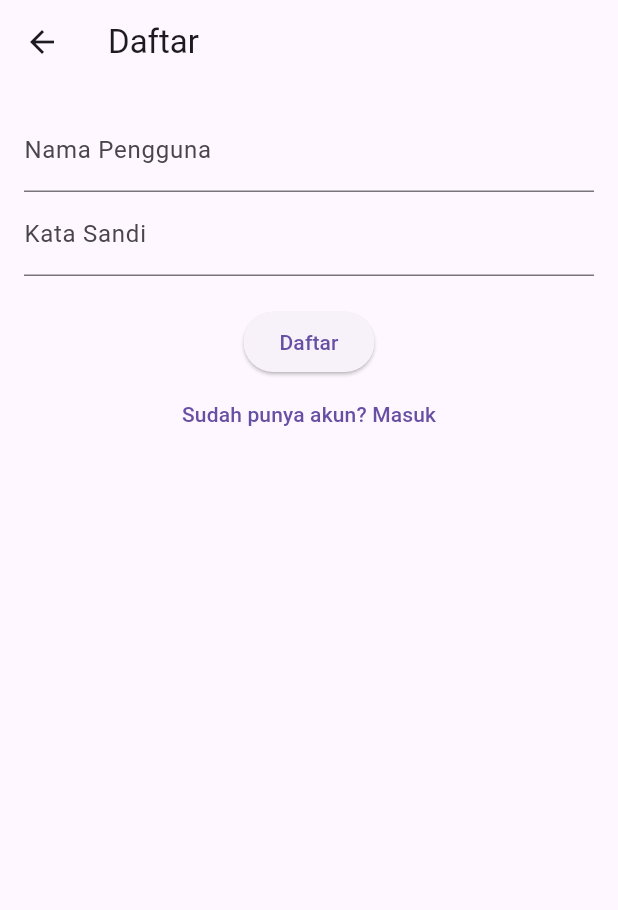
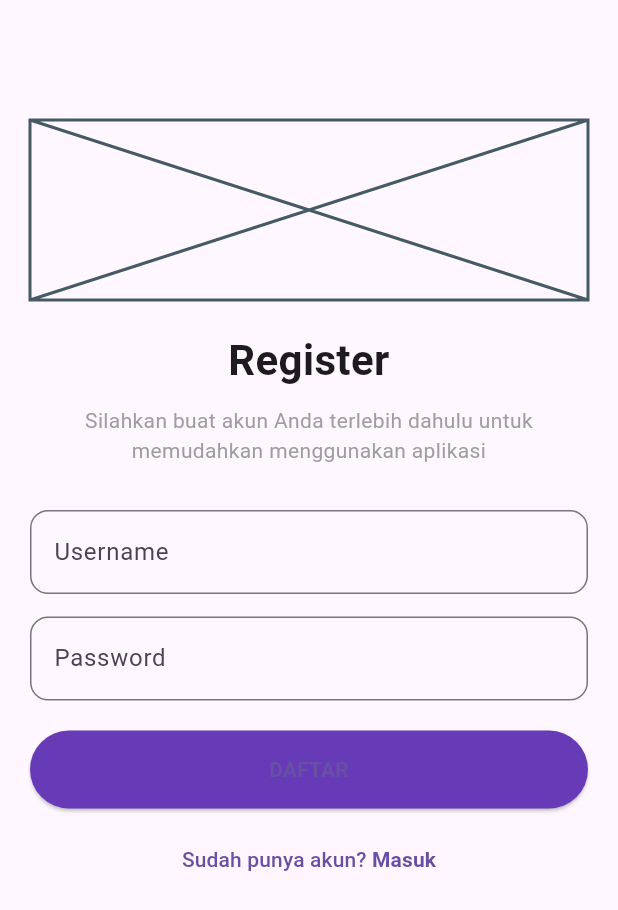
Before and after one commit to dadayan1234/opn_app, a Flutter app: the screen it shows after launch, after a tap on "Belum punya akun? Daftar", on a phone screen of 412 x 824 dp. Shown: the top 910 px of the screen. Run offline on Flutter 3.47's test engine with Material 3 defaults, Android fonts, the phone set to English and light mode, and no system bars; our stand-ins replace shared_preferences; network calls fail.

Commit message:
Implement authentication flow with shared preferences and add biodata and dashboard screens

```diff
--- a/lib/main.dart
+++ b/lib/main.dart
@@ -1,8 +1,12 @@
 import 'package:flutter/material.dart';
+import 'screens/splash_screen.dart';
 import 'screens/login_screen.dart';
+import 'screens/register_screen.dart';
+import 'screens/biodata_screen.dart';
+import 'screens/dashboard_screen.dart';
 
 void main() {
-  runApp(MyApp());
+  runApp(const MyApp());
 }
 
 class MyApp extends StatelessWidget {
@@ -11,9 +15,20 @@ class MyApp extends StatelessWidget {
   @override
   Widget build(BuildContext context) {
     return MaterialApp(
-      title: 'Aplikasi Organisasi',
-      theme: ThemeData(primarySwatch: Colors.blue),
-      home: LoginScreen(),
+      title: 'OPN Mobile',
+      debugShowCheckedModeBanner: false,
+      theme: ThemeData(primarySwatch: Colors.deepPurple),
+      initialRoute: '/',
+      routes: {
+        '/': (context) => const SplashScreen(),
+        '/login': (context) => const LoginScreen(),
+        '/register': (context) => const RegisterScreen(),
+        '/biodata': (context) => const BiodataFormScreen(),
+        '/dashboard': (context) {
+          final fullName = ModalRoute.of(context)?.settings.arguments as String;
+          return DashboardScreen(fullName: fullName);
+        },
+      },
     );
   }
 }
--- a/lib/screens/login_screen.dart
+++ b/lib/screens/login_screen.dart
@@ -19,39 +19,103 @@ class _LoginScreenState extends State<LoginScreen> {
 
     final success = await AuthService.login(username, password);
     if (success) {
-      // Navigasi ke halaman utama atau dashboard
+      final userInfo = await AuthService.getUserInfo();
+
+      if (userInfo != null && userInfo['member_info'] != null) {
+        final info = userInfo['member_info'];
+        if (info['full_name'] == null || info['full_name'].toString().isEmpty) {
+          Navigator.pushReplacementNamed(context, '/biodata');
+        } else {
+          final fullName = info['full_name'];
+          Navigator.pushReplacementNamed(
+            context,
+            '/dashboard',
+            arguments: fullName,
+          );
+        }
+      } else {
+        Navigator.pushReplacementNamed(context, '/biodata');
+      }
     } else {
-      // Tampilkan pesan error
+      ScaffoldMessenger.of(
+        context,
+      ).showSnackBar(const SnackBar(content: Text('Login gagal')));
     }
   }
 
   @override
   Widget build(BuildContext context) {
     return Scaffold(
-      appBar: AppBar(title: Text('Masuk')),
-      body: Padding(
-        padding: const EdgeInsets.all(16.0),
+      body: SingleChildScrollView(
+        padding: const EdgeInsets.all(20),
         child: Column(
+          crossAxisAlignment: CrossAxisAlignment.stretch,
           children: [
+            const SizedBox(height: 60),
+            const Placeholder(fallbackHeight: 120),
+            const SizedBox(height: 20),
+            const Text(
+              'Login',
+              style: TextStyle(fontSize: 28, fontWeight: FontWeight.bold),
+              textAlign: TextAlign.center,
+            ),
+            const SizedBox(height: 10),
+            const Text(
+              'Masuk menggunakan akun Anda untuk menggunakan aplikasi',
+              textAlign: TextAlign.center,
+              style: TextStyle(color: Colors.grey),
+            ),
+            const SizedBox(height: 30),
             TextField(
               controller: _usernameController,
-              decoration: InputDecoration(labelText: 'Nama Pengguna'),
+              decoration: InputDecoration(
+                labelText: 'Username',
+                border: OutlineInputBorder(
+                  borderRadius: BorderRadius.circular(12),
+                ),
+              ),
             ),
+            const SizedBox(height: 15),
             TextField(
               controller: _passwordController,
-              decoration: InputDecoration(labelText: 'Kata Sandi'),
               obscureText: true,
+              decoration: InputDecoration(
+                labelText: 'Password',
+                border: OutlineInputBorder(
+                  borderRadius: BorderRadius.circular(12),
+                ),
+              ),
             ),
-            SizedBox(height: 20),
-            ElevatedButton(onPressed: _login, child: Text('Masuk')),
+            const SizedBox(height: 20),
+            ElevatedButton(
+              style: ElevatedButton.styleFrom(
+                backgroundColor: Colors.deepPurple,
+                padding: const EdgeInsets.symmetric(vertical: 16),
+              ),
+              onPressed: _login,
+              child: const Text(
+                'MASUK',
+                style: TextStyle(fontWeight: FontWeight.bold),
+              ),
+            ),
             TextButton(
               onPressed: () {
                 Navigator.push(
                   context,
-                  MaterialPageRoute(builder: (_) => RegisterScreen()),
+                  MaterialPageRoute(builder: (_) => const RegisterScreen()),
                 );
               },
-              child: Text('Belum punya akun? Daftar'),
+              child: const Text.rich(
+                TextSpan(
+                  text: 'Belum punya akun? ',
+                  children: [
+                    TextSpan(
+                      text: 'Daftar',
+                      style: TextStyle(fontWeight: FontWeight.bold),
+                    ),
+                  ],
+                ),
+              ),
             ),
           ],
         ),
--- a/lib/screens/register_screen.dart
+++ b/lib/screens/register_screen.dart
@@ -28,27 +28,76 @@ class _RegisterScreenState extends State<RegisterScreen> {
   @override
   Widget build(BuildContext context) {
     return Scaffold(
-      appBar: AppBar(title: Text('Daftar')),
-      body: Padding(
-        padding: const EdgeInsets.all(16.0),
+      body: SingleChildScrollView(
+        padding: const EdgeInsets.all(20),
         child: Column(
+          crossAxisAlignment: CrossAxisAlignment.stretch,
           children: [
+            const SizedBox(height: 60),
+            const Placeholder(fallbackHeight: 120),
+            const SizedBox(height: 20),
+            const Text(
+              'Register',
+              style: TextStyle(fontSize: 28, fontWeight: FontWeight.bold),
+              textAlign: TextAlign.center,
+            ),
+            const SizedBox(height: 10),
+            const Text(
+              'Silahkan buat akun Anda terlebih dahulu untuk memudahkan menggunakan aplikasi',
+              style: TextStyle(color: Colors.grey),
+              textAlign: TextAlign.center,
+            ),
+            const SizedBox(height: 30),
             TextField(
               controller: _usernameController,
-              decoration: InputDecoration(labelText: 'Nama Pengguna'),
+              decoration: InputDecoration(
+                labelText: 'Username',
+                border: OutlineInputBorder(
+                  borderRadius: BorderRadius.circular(12),
+                ),
+              ),
             ),
+            const SizedBox(height: 15),
             TextField(
               controller: _passwordController,
-              decoration: InputDecoration(labelText: 'Kata Sandi'),
               obscureText: true,
+              decoration: InputDecoration(
+                labelText: 'Password',
+                border: OutlineInputBorder(
+                  borderRadius: BorderRadius.circular(12),
+                ),
+              ),
             ),
-            SizedBox(height: 20),
-            ElevatedButton(onPressed: _register, child: Text('Daftar')),
-            TextButton(
-              onPressed: () {
-                Navigator.pop(context);
-              },
-              child: Text('Sudah punya akun? Masuk'),
+            const SizedBox(height: 20),
+            ElevatedButton(
+              style: ElevatedButton.styleFrom(
+                backgroundColor: Colors.deepPurple,
+                padding: const EdgeInsets.symmetric(vertical: 16),
+              ),
+              onPressed: _register,
+              child: const Text(
+                'DAFTAR',
+                style: TextStyle(fontWeight: FontWeight.bold),
+              ),
+            ),
+            const SizedBox(height: 10),
+            Center(
+              child: TextButton(
+                onPressed: () {
+                  Navigator.pop(context);
+                },
+                child: const Text.rich(
+                  TextSpan(
+                    text: 'Sudah punya akun? ',
+                    children: [
+                      TextSpan(
+                        text: 'Masuk',
+                        style: TextStyle(fontWeight: FontWeight.bold),
+                      ),
+                    ],
+                  ),
+                ),
+              ),
             ),
           ],
         ),
--- /dev/null
+++ b/lib/screens/splash_screen.dart
@@ -0,0 +1,57 @@
+import 'package:flutter/material.dart';
+import 'package:shared_preferences/shared_preferences.dart';
+import 'package:http/http.dart' as http;
+import 'dart:convert';
+
+class SplashScreen extends StatefulWidget {
+  const SplashScreen({super.key});
+
+  @override
+  State<SplashScreen> createState() => _SplashScreenState();
+}
+
+class _SplashScreenState extends State<SplashScreen> {
+  @override
+  void initState() {
+    super.initState();
+    _checkAuth();
+  }
+
+  Future<void> _checkAuth() async {
+    final prefs = await SharedPreferences.getInstance();
+    final token = prefs.getString('access_token');
+
+    if (token == null) {
+      Navigator.pushReplacementNamed(context, '/login');
+      return;
+    }
+
+    final response = await http.get(
+      Uri.parse('https://beopn.mysesa.site/api/v1/members/me'),
+      headers: {'accept': 'application/json', 'Authorization': 'Bearer $token'},
+    );
+
+    if (response.statusCode == 200) {
+      final user = json.decode(response.body);
+      final info = user['member_info'];
+      final fullName = info?['full_name'];
+
+      if (fullName != null && fullName.toString().isNotEmpty) {
+        Navigator.pushReplacementNamed(
+          context,
+          '/dashboard',
+          arguments: fullName,
+        );
+      } else {
+        Navigator.pushReplacementNamed(context, '/biodata');
+      }
+    } else {
+      Navigator.pushReplacementNamed(context, '/login');
+    }
+  }
+
+  @override
+  Widget build(BuildContext context) {
+    return const Scaffold(body: Center(child: CircularProgressIndicator()));
+  }
+}
--- a/pubspec.yaml
+++ b/pubspec.yaml
@@ -30,6 +30,7 @@ environment:
 dependencies:
   flutter:
     sdk: flutter
+  shared_preferences: ^2.2.2
 
   # The following adds the Cupertino Icons font to your application.
   # Use with the CupertinoIcons class for iOS style icons.
```
Also changed, not shown: lib/screens/biodata_screen.dart (added, +137 -0 lines), lib/screens/dashboard_screen.dart (added, +89 -0 lines), lib/services/auth_service.dart (+29 -2 lines), pubspec.lock, 1 other file.
